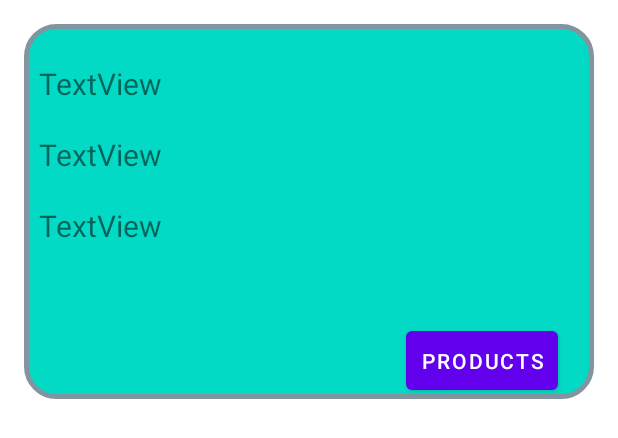
After one commit to chelsi-001011/the-local-shop, an Android app: the layout list_item_store.xml on its own in the app's theme, with its tools: preview values and no code run, on a phone screen of 412 x 824 dp. The commit adds this screen. Shown: the top 438 px of the screen. Run offline under Robolectric (Android 15) with nearby library versions, the phone set to English and light mode, and no system bars; Roboto replaces fonts that are not available here.

Commit message:
store screen is completed

```diff
--- a/app/build.gradle
+++ b/app/build.gradle
@@ -37,10 +37,15 @@ dependencies {
     implementation 'androidx.constraintlayout:constraintlayout:2.0.4'
     implementation 'com.google.firebase:firebase-auth:21.0.1'
     implementation 'com.google.firebase:firebase-firestore:23.0.0'
+    implementation 'com.google.android.gms:play-services-maps:17.0.0'
     testImplementation 'junit:junit:4.+'
     androidTestImplementation 'androidx.test.ext:junit:1.1.2'
     androidTestImplementation 'androidx.test.espresso:espresso-core:3.3.0'
     implementation "androidx.multidex:multidex:2.0.1"
     implementation 'com.mapbox.mapboxsdk:mapbox-android-sdk:9.6.1'
     implementation 'com.mapbox.mapboxsdk:mapbox-sdk-turf:5.8.0'
+    implementation 'com.firebaseui:firebase-ui-firestore:7.1.1'
+
+    implementation 'androidx.recyclerview:recyclerview:1.1.0'
+    implementation 'androidx.cardview:cardview:1.0.0'
 }
--- a/app/src/main/AndroidManifest.xml
+++ b/app/src/main/AndroidManifest.xml
@@ -9,6 +9,7 @@
         android:roundIcon="@mipmap/ic_launcher_round"
         android:supportsRtl="true"
         android:theme="@style/Theme.TheLocalShopFinal">
+        <activity android:name=".StoresScreen"></activity>
         <activity
             android:name=".MapActivity"
             android:parentActivityName=".MainActivity" />
@@ -16,9 +17,7 @@
         <activity android:name=".Register_Store" />
         <activity android:name=".Login" />
         <activity android:name=".MainActivity" />
-
         <activity android:name=".EditDetails" />
-
         <activity android:name=".UserProfile" />
         <activity android:name=".Register">
             <intent-filter>
--- /dev/null
+++ b/app/src/main/res/layout/list_item_store.xml
@@ -0,0 +1,57 @@
+<?xml version="1.0" encoding="utf-8"?>
+<androidx.constraintlayout.widget.ConstraintLayout xmlns:android="http://schemas.android.com/apk/res/android"
+    xmlns:app="http://schemas.android.com/apk/res-auto"
+    xmlns:tools="http://schemas.android.com/tools"
+    android:padding="16dp"
+    android:layout_width="match_parent"
+    android:layout_height="wrap_content">
+    <RelativeLayout
+        app:layout_constraintBottom_toBottomOf="parent"
+        app:layout_constraintLeft_toLeftOf="parent"
+        app:layout_constraintRight_toRightOf="parent"
+        android:layout_width="match_parent"
+        android:layout_height="250dp"
+        android:radius="100dp"
+        android:background="@drawable/layout_bg">
+
+        <TextView
+            android:id="@+id/store_name"
+            android:layout_marginTop="16dp"
+            android:layout_width="wrap_content"
+            android:layout_height="wrap_content"
+            android:text="TextView"
+            android:textSize="20sp"
+            android:padding="10dp" />
+
+        <TextView
+            android:id="@+id/store_address"
+            android:layout_width="wrap_content"
+            android:layout_height="wrap_content"
+            android:text="TextView"
+            android:textSize="20sp"
+            android:padding="10dp"
+            android:layout_below="@id/store_name"/>
+
+        <TextView
+            android:id="@+id/store_contact"
+            android:layout_width="wrap_content"
+            android:layout_height="wrap_content"
+            android:text="TextView"
+            android:layout_below="@id/store_address"
+            android:textSize="20sp"
+            android:padding="10dp"/>
+
+        <Button
+            android:id="@+id/button"
+            android:layout_width="wrap_content"
+            android:layout_height="wrap_content"
+            android:layout_alignParentRight="true"
+            android:layout_alignParentBottom="true"
+            android:layout_marginRight="24dp"
+            android:onClick="showProducts"
+            android:padding="10dp"
+            android:text="Products" />
+
+    </RelativeLayout>
+
+</androidx.constraintlayout.widget.ConstraintLayout>
```
Also changed, not shown: app/src/main/java/com/example/thelocalshopfinal/MainActivity.java (+33 -0 lines), app/src/main/java/com/example/thelocalshopfinal/StoresModel.java (added, +65 -0 lines), app/src/main/java/com/example/thelocalshopfinal/StoresScreen.java (added, +128 -0 lines), app/src/main/res/layout/activity_main.xml (+8 -0 lines), app/src/main/res/layout/activity_stores_screen.xml (added, +21 -0 lines).
